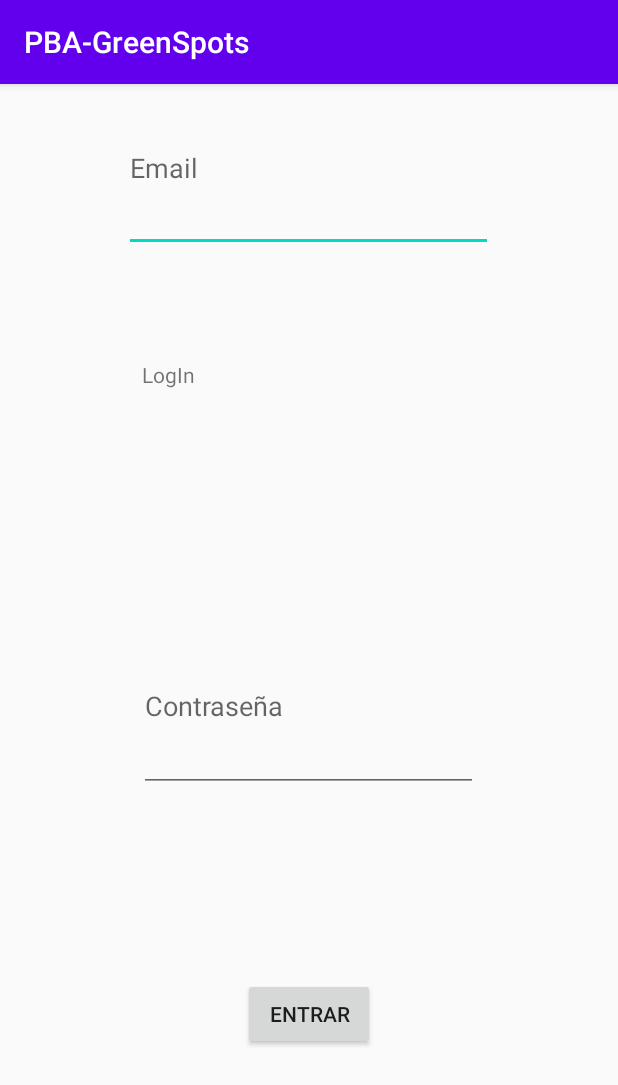
After one commit to Mac-Kett/PBA-GreenSpots, an Android app: the fragment Fragment_LogIn shown on its own in the app's theme, on a phone screen of 412 x 824 dp. The commit adds this screen. Shown: the top 1085 px of the screen. Run offline under Robolectric (Android 15) with nearby library versions, the phone set to English and light mode, and no system bars.

Commit message:
Pantalla de LogIn

```diff
--- a/app/build.gradle
+++ b/app/build.gradle
@@ -29,6 +29,7 @@ android {
 
 dependencies {
 
+    //noinspection GradleCompatible
     implementation 'com.android.support:appcompat-v7:28.0.0'
     implementation 'com.android.support.constraint:constraint-layout:2.0.4'
     testImplementation 'junit:junit:4.13.2'
--- /dev/null
+++ b/app/src/main/java/com/example/pba_greenspots/Fragment_LogIn.java
@@ -0,0 +1,62 @@
+package com.example.pba_greenspots;
+
+import android.os.Bundle;
+import android.support.v4.app.Fragment;
+import android.view.LayoutInflater;
+import android.view.View;
+import android.view.ViewGroup;
+
+/**
+ * A simple {@link Fragment} subclass.
+ * Use the {@link Fragment_LogIn#newInstance} factory method to
+ * create an instance of this fragment.
+ */
+public class Fragment_LogIn extends Fragment {
+
+    // TODO: Rename parameter arguments, choose names that match
+    // the fragment initialization parameters, e.g. ARG_ITEM_NUMBER
+    private static final String ARG_PARAM1 = "param1";
+    private static final String ARG_PARAM2 = "param2";
+
+    // TODO: Rename and change types of parameters
+    private String mParam1;
+    private String mParam2;
+
+    public Fragment_LogIn() {
+        // Required empty public constructor
+    }
+
+    /**
+     * Use this factory method to create a new instance of
+     * this fragment using the provided parameters.
+     *
+     * @param param1 Parameter 1.
+     * @param param2 Parameter 2.
+     * @return A new instance of fragment LogIn.
+     */
+    // TODO: Rename and change types and number of parameters
+    public static Fragment_LogIn newInstance(String param1, String param2) {
+        Fragment_LogIn fragment = new Fragment_LogIn();
+        Bundle args = new Bundle();
+        args.putString(ARG_PARAM1, param1);
+        args.putString(ARG_PARAM2, param2);
+        fragment.setArguments(args);
+        return fragment;
+    }
+
+    @Override
+    public void onCreate(Bundle savedInstanceState) {
+        super.onCreate(savedInstanceState);
+        if (getArguments() != null) {
+            mParam1 = getArguments().getString(ARG_PARAM1);
+            mParam2 = getArguments().getString(ARG_PARAM2);
+        }
+    }
+
+    @Override
+    public View onCreateView(LayoutInflater inflater, ViewGroup container,
+                             Bundle savedInstanceState) {
+        // Inflate the layout for this fragment
+        return inflater.inflate(R.layout.fragment_log_in, container, false);
+    }
+}
--- /dev/null
+++ b/app/src/main/res/layout/fragment_log_in.xml
@@ -0,0 +1,62 @@
+<?xml version="1.0" encoding="utf-8"?>
+<android.support.constraint.ConstraintLayout xmlns:android="http://schemas.android.com/apk/res/android"
+    xmlns:app="http://schemas.android.com/apk/res-auto"
+    xmlns:tools="http://schemas.android.com/tools"
+    android:id="@+id/frameLayout"
+    android:layout_width="match_parent"
+    android:layout_height="match_parent"
+    tools:context=".Fragment_LogIn">
+
+    <!-- TODO: Update blank fragment layout -->
+
+    <TextView
+        android:id="@+id/tv1"
+        android:layout_width="212dp"
+        android:layout_height="52dp"
+        android:layout_marginTop="184dp"
+        android:text="LogIn"
+        app:layout_constraintBottom_toTopOf="@+id/etMail"
+        app:layout_constraintEnd_toEndOf="parent"
+        app:layout_constraintHorizontal_bias="0.472"
+        app:layout_constraintStart_toStartOf="parent"
+        app:layout_constraintTop_toTopOf="parent"
+        app:layout_constraintVertical_bias="0.0" />
+
+    <EditText
+        android:id="@+id/etMail"
+        android:layout_width="246dp"
+        android:layout_height="112dp"
+        android:ems="10"
+        android:hint="Email"
+        android:inputType="textEmailAddress"
+        app:layout_constraintEnd_toEndOf="parent"
+        app:layout_constraintHorizontal_bias="0.497"
+        app:layout_constraintStart_toStartOf="parent"
+        tools:layout_editor_absoluteY="301dp" />
+
+    <EditText
+        android:id="@+id/etPass"
+        android:layout_width="226dp"
+        android:layout_height="114dp"
+        android:layout_marginBottom="296dp"
+        android:ems="10"
+        android:hint="Contraseña"
+        android:inputType="textPassword"
+        app:layout_constraintBottom_toBottomOf="parent"
+        app:layout_constraintEnd_toEndOf="parent"
+        app:layout_constraintHorizontal_bias="0.498"
+        app:layout_constraintStart_toStartOf="parent"
+        app:layout_constraintTop_toBottomOf="@+id/etMail"
+        app:layout_constraintVertical_bias="1.0" />
+
+    <Button
+        android:id="@+id/btn1"
+        android:layout_width="wrap_content"
+        android:layout_height="wrap_content"
+        android:text="Entrar"
+        app:layout_constraintBottom_toBottomOf="parent"
+        app:layout_constraintEnd_toEndOf="parent"
+        app:layout_constraintStart_toStartOf="parent"
+        app:layout_constraintTop_toBottomOf="@+id/etPass" />
+
+</android.support.constraint.ConstraintLayout>
--- a/app/src/main/res/values/strings.xml
+++ b/app/src/main/res/values/strings.xml
@@ -1,3 +1,5 @@
 <resources>
     <string name="app_name">PBA-GreenSpots</string>
+    <!-- TODO: Remove or change this placeholder text -->
+    <string name="hello_blank_fragment">Hello blank fragment</string>
 </resources>
```
